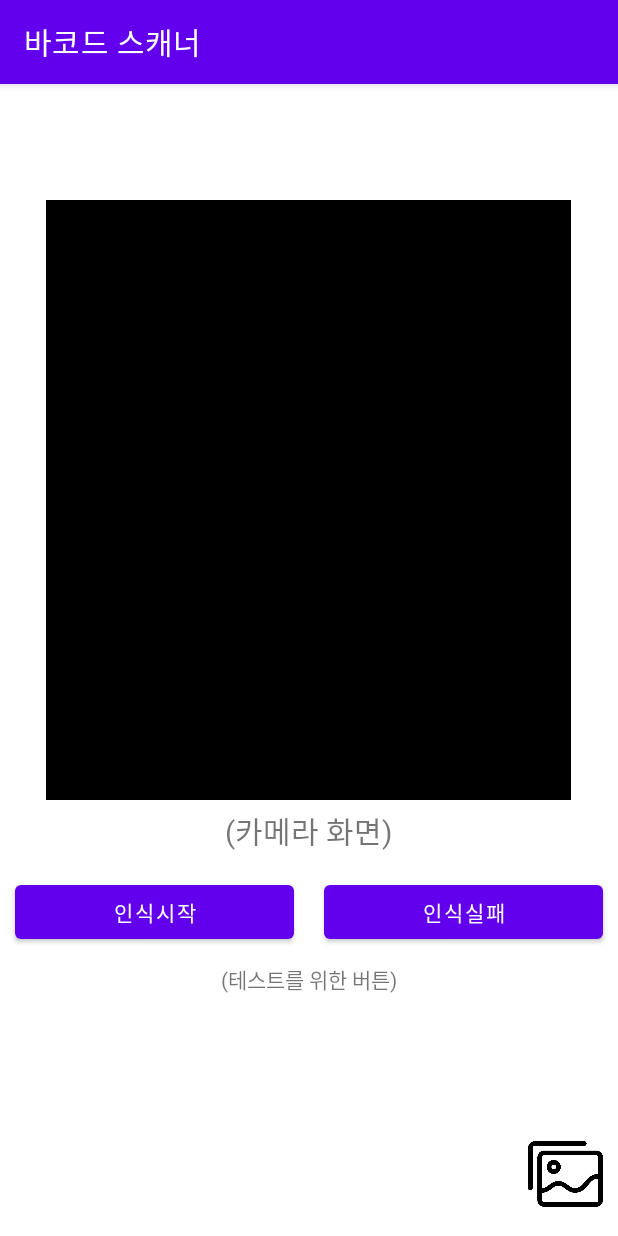
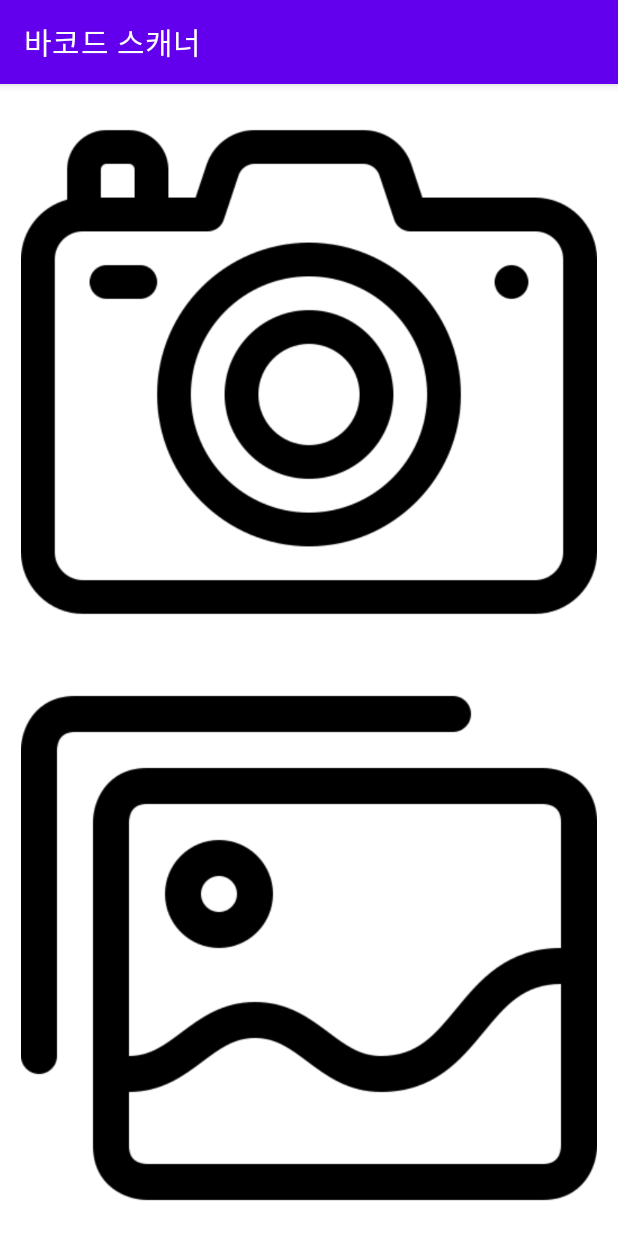
Before and after one commit to 2021-SW-6/barcode-app-workspace, an Android app: the screen it shows after launch (MainActivity), on a phone screen of 412 x 824 dp. Run offline under Robolectric (Android 15) with nearby library versions, the phone set to English and light mode, and no system bars; libraries missing offline, so code that uses them is left out: com.google.zxing.integration.

Commit message:
chore (MainActivity.java, activity_main.xml) revise UI

```diff
--- a/app/src/main/java/com/SE_project/barcode_scanner/MainActivity.java
+++ b/app/src/main/java/com/SE_project/barcode_scanner/MainActivity.java
@@ -5,6 +5,7 @@ import androidx.appcompat.app.AppCompatActivity;
 
 import android.content.DialogInterface;
 import android.content.Intent;
+import android.net.Uri;
 import android.os.Bundle;
 import android.view.View;
 import android.widget.Button;
@@ -22,25 +23,16 @@ public class MainActivity extends AppCompatActivity implements View.OnClickListe
         setContentView(R.layout.activity_main);
         setTitle("바코드 스캐너");
 
-        Button btnScan = findViewById(R.id.btnScan);
-        Button failScan = findViewById(R.id.btnFail);   //단순히 예시버튼일뿐임.의미x
-        btnScan.setOnClickListener(this);
+        ImageView ivCamera = findViewById(R.id.ivCamera);
+        ImageView ivGallery = findViewById(R.id.ivGallery);
 
-        failScan.setOnClickListener(new View.OnClickListener() {
-            @Override
-            public void onClick(View view) {
-                Toast.makeText(getApplicationContext(), "인식 실패", Toast.LENGTH_SHORT).show();
-            }
-        });
-
-        ImageView ivGallery = findViewById(R.id.ivGallery);
+        ivCamera.setOnClickListener(this);
         ivGallery.setOnClickListener(new View.OnClickListener() {
             @Override
             public void onClick(View view) {
-
+                //Intent i = new Intent(Intent.ACTION_VIEW, Uri.parse(""))
             }
         });
-
     }
 
     @Override
@@ -72,7 +64,7 @@ public class MainActivity extends AppCompatActivity implements View.OnClickListe
                         startActivity(intent);
                     }
                 });
-                builder.setPositiveButton("Scan Again", new DialogInterface.OnClickListener() {
+                builder.setPositiveButton("scan again", new DialogInterface.OnClickListener() {
                     @Override
                     public void onClick(DialogInterface dialogInterface, int i) {
                         scanCode();
@@ -86,10 +78,10 @@ public class MainActivity extends AppCompatActivity implements View.OnClickListe
                 AlertDialog dialog = builder.create();
                 dialog.show();
             }
-            else {
-                Toast.makeText(this,"No Results",Toast.LENGTH_LONG).show();
+            /*else {
+                Toast.makeText(this,"아무것도 인식하지 못했습니다",Toast.LENGTH_SHORT).show();
 
-            }
+            }*/
         }
         else {
             super.onActivityResult(requestCode,resultCode,data);
--- a/app/src/main/res/layout/activity_main.xml
+++ b/app/src/main/res/layout/activity_main.xml
@@ -1,65 +1,21 @@
 <?xml version="1.0" encoding="utf-8"?>
 <LinearLayout xmlns:android="http://schemas.android.com/apk/res/android"
-    xmlns:app="http://schemas.android.com/apk/res-auto"
-    xmlns:tools="http://schemas.android.com/tools"
     android:layout_width="match_parent"
     android:layout_height="match_parent"
     android:orientation="vertical"
-    tools:context=".MainActivity">
-
-    <LinearLayout
+    >
+    <ImageView
         android:layout_width="match_parent"
         android:layout_height="0dp"
-        android:layout_weight="11"
-        android:gravity="center"
-        android:orientation="vertical">
-        <ImageView
-            android:layout_width="350dp"
-            android:layout_height="400dp"
-            android:background="@color/black"
-            />
-        <TextView
-            android:layout_width="wrap_content"
-            android:layout_height="wrap_content"
-            android:layout_margin="5dp"
-            android:text="(카메라 화면)"
-            android:textSize="20sp"
-            />
-        <LinearLayout
-            android:layout_width="match_parent"
-            android:layout_height="wrap_content"
-            android:orientation="horizontal"
-            >
-            <Button
-                android:layout_width="0dp"
-                android:layout_height="match_parent"
-                android:layout_weight="1"
-                android:layout_margin="10dp"
-                android:text="인식시작"
-                android:id="@+id/btnScan"
-                />
-            <Button
-                android:layout_width="0dp"
-                android:layout_height="match_parent"
-                android:layout_weight="1"
-                android:layout_margin="10dp"
-                android:text="인식실패"
-                android:id="@+id/btnFail"
-                />
-        </LinearLayout>
-        <TextView
-            android:layout_width="wrap_content"
-            android:layout_height="wrap_content"
-            android:text="(테스트를 위한 버튼)"
-            />
-    </LinearLayout>
+        android:layout_weight="1"
+        android:src="@drawable/camera"
+        android:id="@+id/ivCamera"
+        />
     <ImageView
-        android:layout_width="50dp"
+        android:layout_width="match_parent"
         android:layout_height="0dp"
         android:layout_weight="1"
         android:src="@drawable/gallery"
-        android:layout_gravity="right"
-        android:layout_margin="10dp"
         android:id="@+id/ivGallery"
         />
 </LinearLayout>
```
